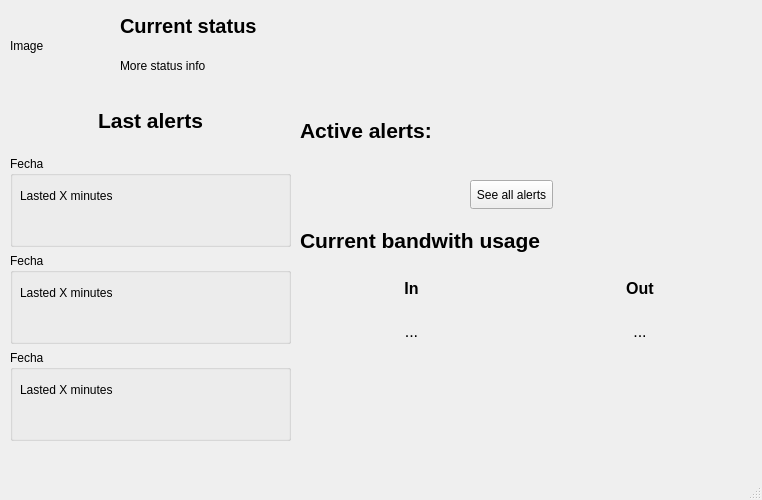
andyy-nr/dos-attack-detector, file gui/mainwindow.ui: the form before one commit.
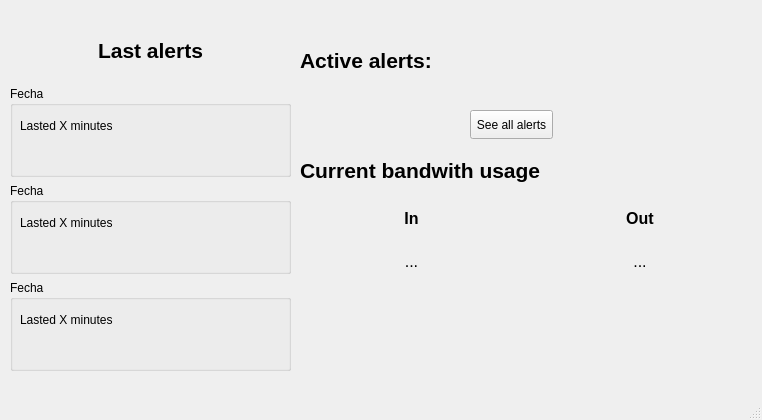
The form after the commit.

Commit message: Connect alerts to gui

What changed in the file:
```diff
--- a/gui/mainwindow.ui
+++ b/gui/mainwindow.ui
@@ -7,75 +7,30 @@
     <x>0</x>
     <y>0</y>
     <width>762</width>
-    <height>500</height>
+    <height>420</height>
    </rect>
   </property>
   <property name="minimumSize">
    <size>
     <width>762</width>
-    <height>500</height>
+    <height>420</height>
    </size>
   </property>
   <property name="maximumSize">
    <size>
     <width>762</width>
-    <height>500</height>
+    <height>420</height>
    </size>
   </property>
   <property name="windowTitle">
    <string>MainWindow</string>
   </property>
   <widget class="QWidget" name="centralwidget">
-   <widget class="QLabel" name="image_lbl">
-    <property name="geometry">
-     <rect>
-      <x>10</x>
-      <y>10</y>
-      <width>91</width>
-      <height>71</height>
-     </rect>
-    </property>
-    <property name="text">
-     <string>Image</string>
-    </property>
-   </widget>
-   <widget class="QLabel" name="label">
-    <property name="geometry">
-     <rect>
-      <x>120</x>
-      <y>10</y>
-      <width>181</width>
-      <height>31</height>
-     </rect>
-    </property>
-    <property name="font">
-     <font>
-      <pointsize>15</pointsize>
-      <bold>true</bold>
-     </font>
-    </property>
-    <property name="text">
-     <string>Current status</string>
-    </property>
-   </widget>
-   <widget class="QLabel" name="status_lbl">
-    <property name="geometry">
-     <rect>
-      <x>120</x>
-      <y>50</y>
-      <width>491</width>
-      <height>31</height>
-     </rect>
-    </property>
-    <property name="text">
-     <string>More status info</string>
-    </property>
-   </widget>
    <widget class="QWidget" name="verticalLayoutWidget">
     <property name="geometry">
      <rect>
       <x>10</x>
-      <y>90</y>
+      <y>20</y>
       <width>281</width>
       <height>351</height>
      </rect>
@@ -169,7 +124,7 @@
     <property name="geometry">
      <rect>
       <x>300</x>
-      <y>100</y>
+      <y>30</y>
       <width>279</width>
       <height>60</height>
      </rect>
@@ -194,7 +149,7 @@
     <property name="geometry">
      <rect>
       <x>300</x>
-      <y>210</y>
+      <y>140</y>
       <width>441</width>
       <height>60</height>
      </rect>
@@ -219,7 +174,7 @@
     <property name="geometry">
      <rect>
       <x>300</x>
-      <y>270</y>
+      <y>200</y>
       <width>451</width>
       <height>80</height>
      </rect>
@@ -293,7 +248,7 @@
     <property name="geometry">
      <rect>
       <x>470</x>
-      <y>180</y>
+      <y>110</y>
       <width>83</width>
       <height>29</height>
      </rect>
```
The commit also changes 6 other files.
